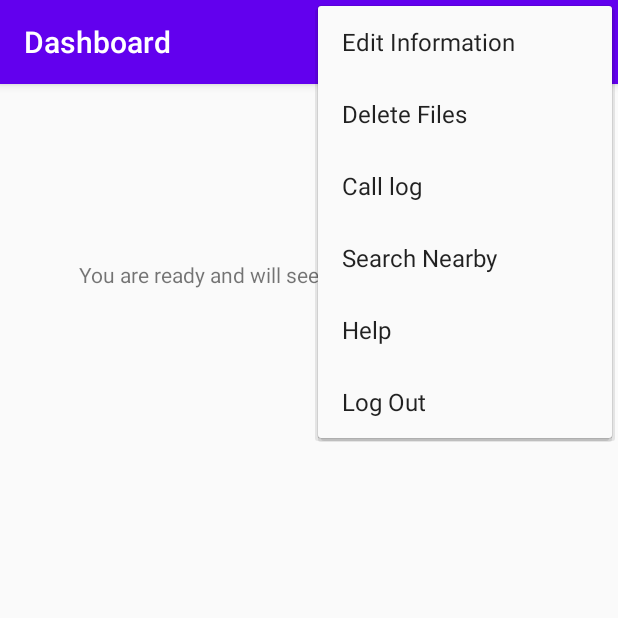
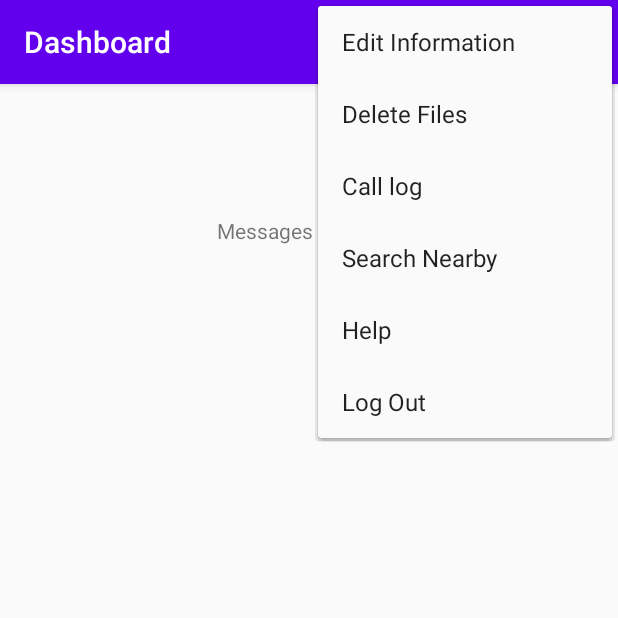
Before and after one commit to hp240920/LinkMe, an Android app: the Dashboard screen opened directly, with no data from a screen before it, with the options menu open, on a phone screen of 412 x 824 dp, the top half of it. Run offline under Robolectric (Android 15) with nearby library versions, the phone set to English and light mode, and no system bars; our stand-ins replace Firebase (no records; nobody signed in at launch, a user with empty details on screens opened directly).

```diff
--- a/app/src/main/res/layout/activity_dashboard.xml
+++ b/app/src/main/res/layout/activity_dashboard.xml
@@ -10,23 +10,30 @@
         android:id="@+id/textView4"
         android:layout_width="match_parent"
         android:layout_height="62dp"
-        android:layout_marginTop="43dp"
-        android:layout_marginBottom="109dp"
+        android:layout_marginTop="48dp"
+        android:layout_marginBottom="116dp"
         android:gravity="center"
-        android:text="You are ready and will see new messages below !!"
-        app:layout_constraintBottom_toTopOf="@+id/tableLayout"
+        android:text="Messages and Files"
+        app:layout_constraintBottom_toTopOf="@+id/scrollView3"
+        app:layout_constraintEnd_toEndOf="parent"
         app:layout_constraintStart_toStartOf="parent"
         app:layout_constraintTop_toTopOf="parent" />
 
-    <TableLayout
-        android:id="@+id/tableLayout"
+    <ScrollView
+        android:id="@+id/scrollView3"
         android:layout_width="411dp"
-        android:layout_height="432dp"
-        android:layout_marginEnd="3dp"
-        android:layout_marginBottom="16dp"
+        android:layout_height="503dp"
+        android:layout_marginBottom="2dp"
         app:layout_constraintBottom_toBottomOf="parent"
         app:layout_constraintEnd_toEndOf="parent"
-        app:layout_constraintHorizontal_bias="0.0"
-        app:layout_constraintStart_toStartOf="parent" />
+        app:layout_constraintStart_toStartOf="parent">
+
+        <TableLayout
+            android:id="@+id/tableLayout"
+            android:layout_width="match_parent"
+            android:layout_height="wrap_content"
+            android:layout_marginEnd="3dp"
+            android:layout_marginBottom="16dp" />
+    </ScrollView>
 
 </androidx.constraintlayout.widget.ConstraintLayout>
```
Also changed, not shown: app/src/main/java/com/example/authotp/call_log.java (+23 -10 lines), app/src/main/res/layout/activity_call_log.xml (+4 -4 lines).
